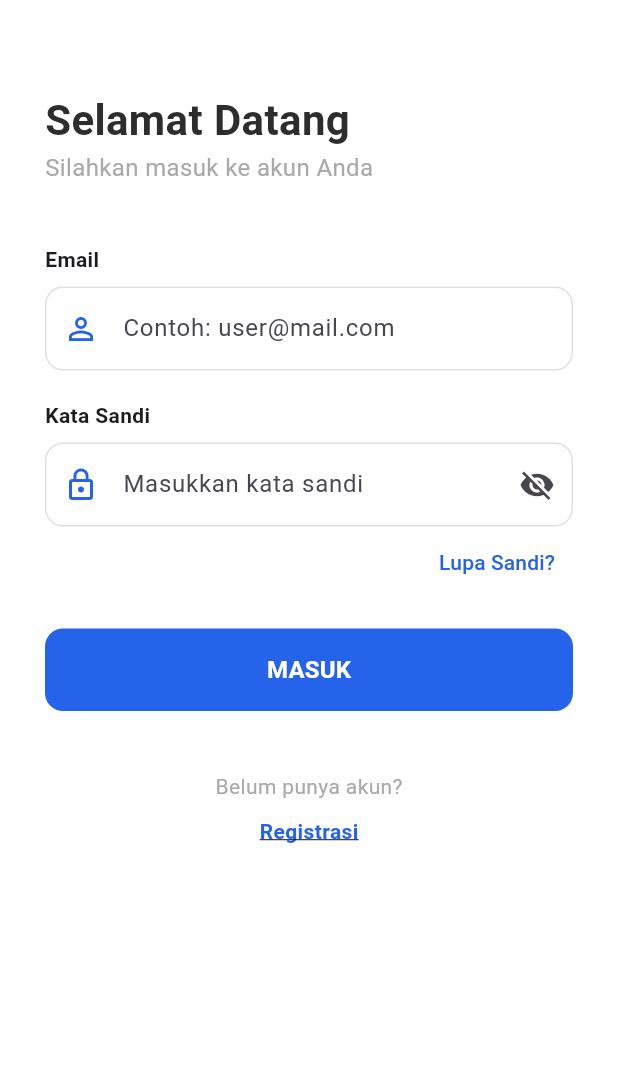
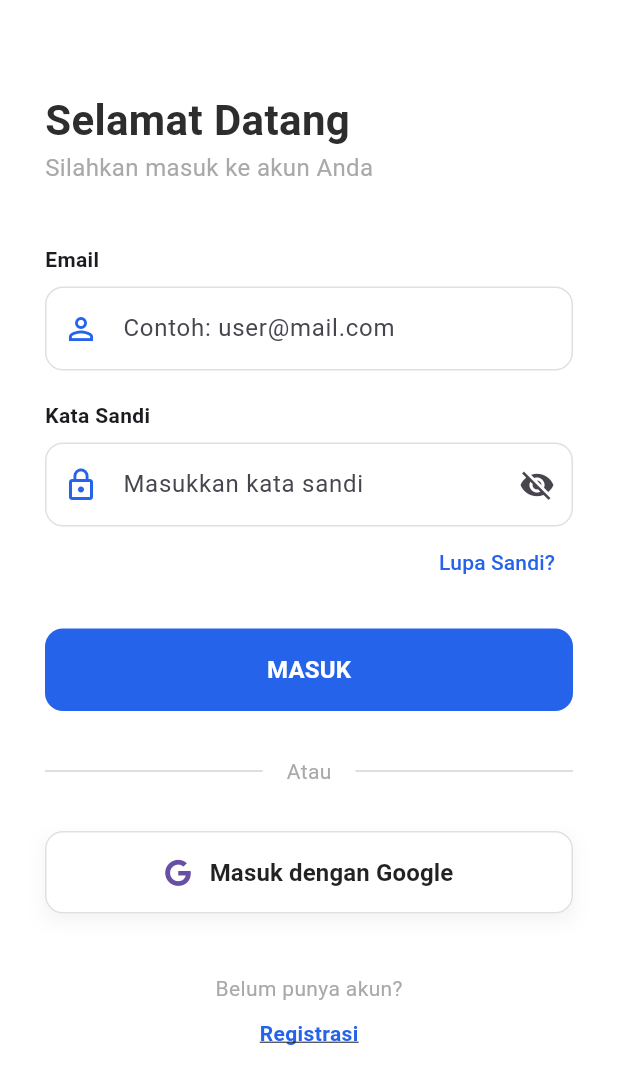
Before and after one commit to mochrofik/umkm-apps, a Flutter app: the screen it shows after launch, on a phone screen of 412 x 824 dp. Shown: the top 1084 px of the screen. Run offline on Flutter 3.47's test engine with Material 3 defaults, Android fonts, the phone set to English and light mode, and no system bars; our stand-ins replace dio, equatable, flutter_bloc, font_awesome_flutter, shared_preferences.

```diff
--- a/lib/bloc/login/login_event.dart
+++ b/lib/bloc/login/login_event.dart
@@ -7,3 +7,5 @@ class LoginSubmitted extends LoginEvent {
 }
 
 class LogoutRequested extends LoginEvent {}
+
+class GoogleLoginRequested extends LoginEvent {}
--- a/lib/model/UserModel.dart
+++ b/lib/model/UserModel.dart
@@ -14,6 +14,7 @@ class UserData {
   final String email;
   final DateTime? emailVerifiedAt;
   final String role;
+  final List<String> roles;
   final String status;
   final DateTime createdAt;
   final DateTime updatedAt;
@@ -24,6 +25,7 @@ class UserData {
     required this.email,
     this.emailVerifiedAt,
     required this.role,
+    required this.roles,
     required this.status,
     required this.createdAt,
     required this.updatedAt,
@@ -37,6 +39,9 @@ class UserData {
             ? null
             : DateTime.parse(json["email_verified_at"]),
         role: json["role"],
+        roles: json["roles"] == null
+            ? []
+            : List<String>.from(json["roles"]!.map((x) => x)),
         status: json["status"],
         createdAt: DateTime.parse(json["created_at"]),
         updatedAt: DateTime.parse(json["updated_at"]),
--- a/lib/repository/CategoryRepository.dart
+++ b/lib/repository/CategoryRepository.dart
@@ -30,7 +30,7 @@ class CategoryRepository {
 
       return response;
     } on DioException catch (e) {
-      print("e " + e.toString());
+      print("e $e");
       String errorMessage = "Terjadi kesalahan yang tidak diketahui";
 
       if (e.response != null) {
--- a/lib/screen/category/category.dart
+++ b/lib/screen/category/category.dart
@@ -197,12 +197,12 @@ class MasterKategoriPage extends StatelessWidget {
                         IconButton(
                           icon: const Icon(Icons.edit,
                               color: GlobalColor.warningColor),
-                          onPressed: () => null,
+                          onPressed: () {},
                         ),
                         IconButton(
                           icon: const Icon(Icons.delete,
                               color: GlobalColor.dangerColor),
-                          onPressed: () => null,
+                          onPressed: () {},
                         ),
                       ],
                     ),
--- a/lib/screen/home/home.dart
+++ b/lib/screen/home/home.dart
@@ -136,7 +136,7 @@ class HomePage extends StatelessWidget {
 
   // --- WIDGET HELPER: STATS CARD ---
   Widget _buildUserProfileCard(UserData user) {
-    print("user " + user.name);
+    print("user ${user.name}");
     return SliverPadding(
       padding: const EdgeInsets.symmetric(horizontal: 20, vertical: 10),
       sliver: SliverToBoxAdapter(
--- a/lib/screen/login/login.dart
+++ b/lib/screen/login/login.dart
@@ -1,4 +1,3 @@
-import 'dart:developer';
 
 import 'package:flutter/material.dart';
 import 'package:flutter_bloc/flutter_bloc.dart';
@@ -8,6 +7,8 @@ import 'package:umkm_store/bloc/login/login_state.dart';
 import 'package:umkm_store/services/AuthRepository.dart';
 import 'package:umkm_store/utils/GlobalColor.dart';
 import 'package:umkm_store/widgets/button/PrimaryButton.dart';
+import 'package:umkm_store/widgets/button/GoogleButton.dart';
+import 'package:umkm_store/widgets/links/LinksCustom.dart';
 
 import '../register/register.dart';
 
@@ -149,7 +150,6 @@ class _LoginPageState extends State<LoginPage> {
                               onPressed: state is LoginLoading
                                   ? null
                                   : () {
-                                      log("Klik masuk");
                                       context.read<LoginBloc>().add(
                                             LoginSubmitted(
                                                 _emailController.text,
@@ -161,8 +161,40 @@ class _LoginPageState extends State<LoginPage> {
                     },
                   ),
 
+                  const SizedBox(height: 30),
+
+                  // --- DIVIDER ---
+                  Row(
+                    children: [
+                      Expanded(
+                          child: Divider(
+                              color: GlobalColor.greyHint.withOpacity(0.5))),
+                      const Padding(
+                        padding: EdgeInsets.symmetric(horizontal: 16),
+                        child: Text("Atau",
+                            style: TextStyle(color: GlobalColor.greyHint)),
+                      ),
+                      Expanded(
+                          child: Divider(
+                              color: GlobalColor.greyHint.withOpacity(0.5))),
+                    ],
+                  ),
+
+                  const SizedBox(height: 30),
+
+                  // --- GOOGLE LOGIN ---
+                  BlocBuilder<LoginBloc, LoginState>(
+                    builder: (context, state) {
+                      return GoogleButton(
+                        onPressed: () {
+                          context.read<LoginBloc>().add(GoogleLoginRequested());
+                        },
+                        isLoading: state is LoginLoading,
+                      );
+                    },
+                  ),
+
                   const SizedBox(height: 40),
-
                   // // --- LINK DAFTAR ---
                   const Center(
                     child: Text("Belum punya akun?",
@@ -190,16 +222,9 @@ class _LoginPageState extends State<LoginPage> {
   }
 
   Widget _buildRegisterLink(String label, VoidCallback onTap) {
-    return InkWell(
+    return LinkCustoms(
+      label: label,
       onTap: onTap,
-      child: Text(
-        label,
-        style: const TextStyle(
-          color: GlobalColor.primaryColor,
-          fontWeight: FontWeight.bold,
-          decoration: TextDecoration.underline,
-        ),
-      ),
     );
   }
 }
--- a/lib/screen/register/register.dart
+++ b/lib/screen/register/register.dart
@@ -5,6 +5,8 @@ import 'package:umkm_store/bloc/register/register_event.dart';
 import 'package:umkm_store/bloc/register/register_state.dart';
 
 class RegisterScreen extends StatefulWidget {
+  const RegisterScreen({super.key});
+
   @override
   _RegisterScreenState createState() => _RegisterScreenState();
 }
@@ -147,8 +149,9 @@ class _RegisterScreenState extends State<RegisterScreen> {
                           obscure: true,
                           validator: (v) {
                             if (v!.isEmpty) return "Password wajib diisi";
-                            if (v.length < 8)
+                            if (v.length < 8) {
                               return "Password minimal 8 karakter";
+                            }
                             return null;
                           },
                         ),
--- /dev/null
+++ b/lib/widgets/button/GoogleButton.dart
@@ -0,0 +1,58 @@
+import 'package:flutter/material.dart';
+import 'package:font_awesome_flutter/font_awesome_flutter.dart';
+import 'package:umkm_store/widgets/button/ButtonLoading.dart';
+
+class GoogleButton extends StatelessWidget {
+  final VoidCallback? onPressed;
+  final bool isLoading;
+
+  const GoogleButton({
+    super.key,
+    required this.onPressed,
+    this.isLoading = false,
+  });
+
+  @override
+  Widget build(BuildContext context) {
+    return Container(
+      width: double.infinity,
+      height: 55,
+      decoration: BoxDecoration(
+        boxShadow: [
+          BoxShadow(
+            color: Colors.black.withOpacity(0.05),
+            blurRadius: 10,
+            offset: const Offset(0, 5),
+          ),
+        ],
+      ),
+      child: OutlinedButton(
+        onPressed: isLoading ? null : onPressed,
+        style: OutlinedButton.styleFrom(
+          backgroundColor: Colors.white,
+          side: const BorderSide(color: Color(0xFFE0E0E0)),
+          shape: RoundedRectangleBorder(
+            borderRadius: BorderRadius.circular(12),
+          ),
+        ),
+        child: isLoading
+            ? const ButtonLoading(color: Colors.grey)
+            : Row(
+                mainAxisAlignment: MainAxisAlignment.center,
+                children: [
+                  FaIcon(FontAwesomeIcons.google),
+                  const SizedBox(width: 12),
+                  const Text(
+                    "Masuk dengan Google",
+                    style: TextStyle(
+                      fontSize: 16,
+                      fontWeight: FontWeight.w600,
+                      color: Colors.black87,
+                    ),
+                  ),
+                ],
+              ),
+      ),
+    );
+  }
+}
--- a/lib/widgets/button/PrimaryButton.dart
+++ b/lib/widgets/button/PrimaryButton.dart
@@ -1,5 +1,6 @@
 import 'package:flutter/material.dart';
 import 'package:umkm_store/utils/GlobalColor.dart';
+import 'package:umkm_store/widgets/button/ButtonLoading.dart';
 
 class PrimaryButton extends StatelessWidget {
   final VoidCallback? onPressed;
@@ -21,12 +22,7 @@ class PrimaryButton extends StatelessWidget {
         elevation: 0,
       ),
       child: isLoading
-          ? const SizedBox(
-              width: 24,
-              height: 24,
-              child: CircularProgressIndicator(
-                  color: Colors.white, strokeWidth: 2),
-            )
+          ? const ButtonLoading()
           : Text(
               text,
               style: TextStyle(
--- /dev/null
+++ b/lib/widgets/links/LinksCustom.dart
@@ -0,0 +1,23 @@
+import 'package:flutter/material.dart';
+import 'package:umkm_store/utils/GlobalColor.dart';
+
+class LinkCustoms extends StatelessWidget {
+  final VoidCallback? onTap;
+  final String label;
+  const LinkCustoms({super.key, this.onTap, required this.label});
+
+  @override
+  Widget build(BuildContext context) {
+    return InkWell(
+      onTap: onTap,
+      child: Text(
+        label,
+        style: const TextStyle(
+          color: GlobalColor.primaryColor,
+          fontWeight: FontWeight.bold,
+          decoration: TextDecoration.underline,
+        ),
+      ),
+    );
+  }
+}
```
Also changed, not shown: lib/bloc/login/login_bloc.dart (+8 -0 lines), lib/widgets/button/ButtonLoading.dart (added, +26 -0 lines), pubspec.yaml (+4 -4 lines), 6 other files.
